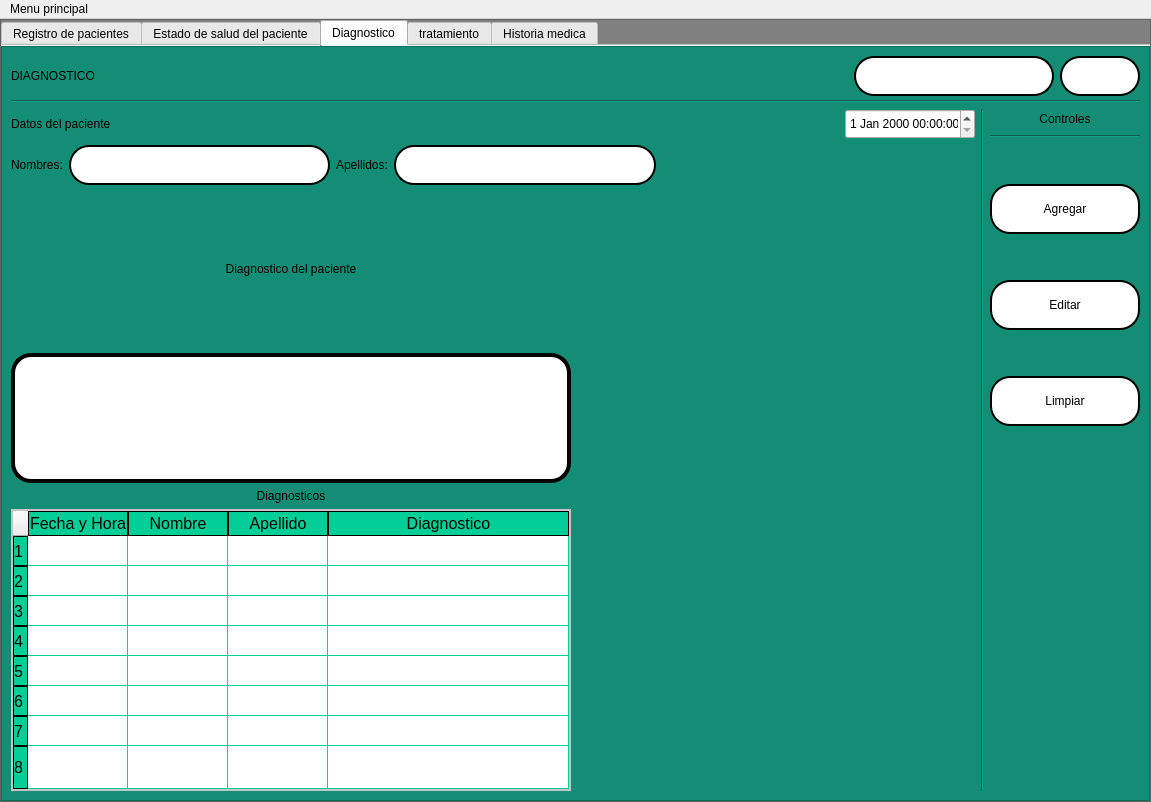
This is interfaces/History.ui in Reinaldito04/App-Consultas-y-Historias-Medicas as Qt 5 draws it before an edit. The edited form follows.
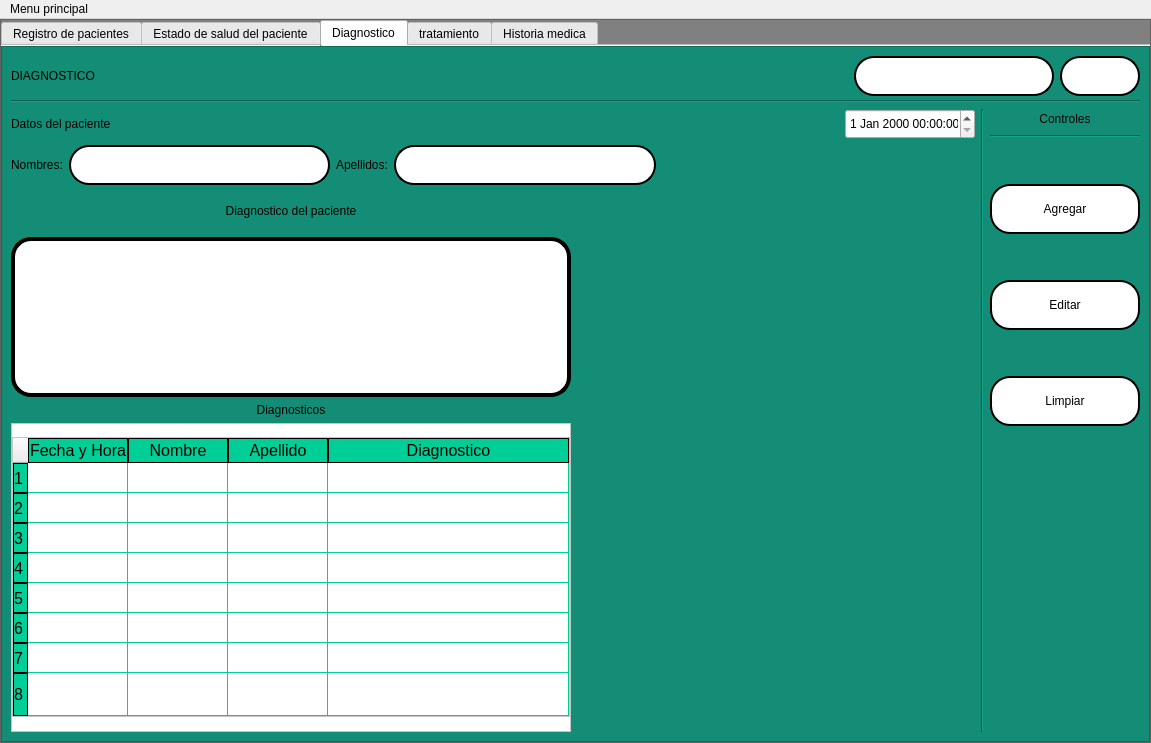
This is the edited form. The open tabs and pages were chosen to show the change. Icons and pictures are not drawn.

Commit message: se me olvido cambiar los nombres de los campos pero ya

```diff
--- a/interfaces/History.ui
+++ b/interfaces/History.ui
@@ -7,7 +7,7 @@
     <x>0</x>
     <y>0</y>
     <width>1151</width>
-    <height>802</height>
+    <height>743</height>
    </rect>
   </property>
   <property name="minimumSize">
@@ -1875,6 +1875,18 @@
                        <layout class="QVBoxLayout" name="verticalLayout_21">
                         <item>
                          <widget class="QLabel" name="lbl_33">
+                          <property name="minimumSize">
+                           <size>
+                            <width>0</width>
+                            <height>40</height>
+                           </size>
+                          </property>
+                          <property name="maximumSize">
+                           <size>
+                            <width>16777215</width>
+                            <height>40</height>
+                           </size>
+                          </property>
                           <property name="text">
                            <string>Diagnostico del paciente</string>
                           </property>
@@ -1888,13 +1900,13 @@
                           <property name="minimumSize">
                            <size>
                             <width>560</width>
-                            <height>130</height>
+                            <height>160</height>
                            </size>
                           </property>
                           <property name="maximumSize">
                            <size>
                             <width>400</width>
-                            <height>130</height>
+                            <height>160</height>
                            </size>
                           </property>
                          </widget>
```
Left out of the diff: 30 changed lines with no effect on the pictures.
